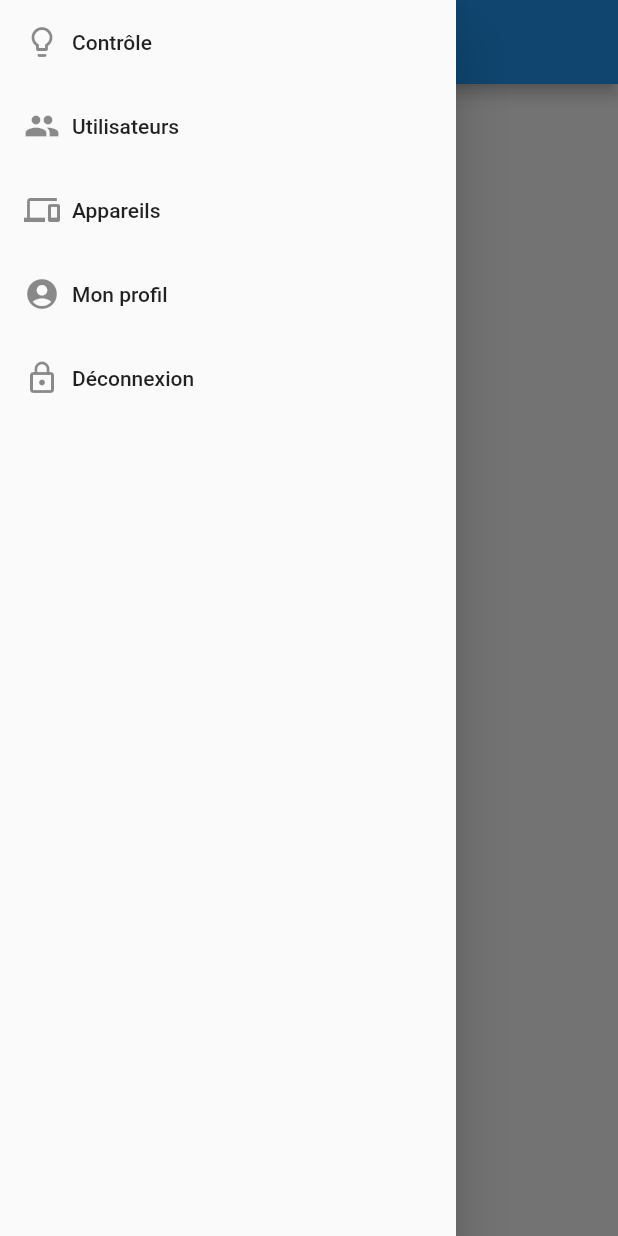
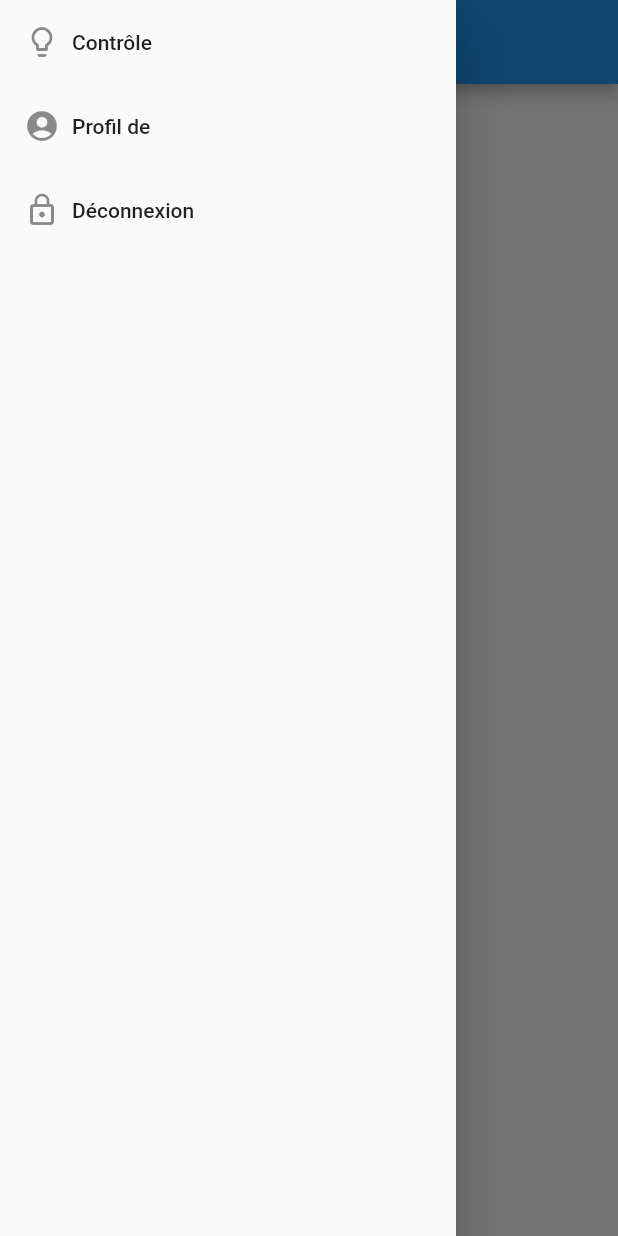
Before and after one commit to wussuphaters/iria, a Flutter app: the ControlScreen screen opened by its route, with the side drawer open, on a phone screen of 412 x 824 dp. Run offline on Flutter 3.47's test engine with Material 2 defaults, Android fonts, the phone set to English and light mode, and no system bars; our stand-ins replace flutter_secure_storage; accounts and stored records are empty.

Commit message:
Menu now adapts to user privileges

```diff
--- a/lib/Menu.dart
+++ b/lib/Menu.dart
@@ -24,19 +24,19 @@ class _MenuState extends State<Menu> {
             text: 'Contrôle',
             onTap: () => Navigator.pushReplacementNamed(context, Routes.control, arguments: {"user": widget.user})
           ),
-          _createDrawerItem(
+          widget.user.isAdmin ? _createDrawerItem(
             icon: Icons.group,
             text: 'Utilisateurs',
             onTap: () => Navigator.pushReplacementNamed(context, Routes.users, arguments: {"user": widget.user})
-          ),
-          _createDrawerItem(
+          ) : Row(),
+          widget.user.isAdmin ? _createDrawerItem(
             icon: Icons.devices,
             text: 'Appareils',
             onTap: () => Navigator.pushReplacementNamed(context, Routes.devices, arguments: {"user": widget.user})
-          ),
+          ) : Row(),
           _createDrawerItem(
             icon: Icons.account_circle,
-            text: 'Mon profil',
+            text: 'Profil de ${widget.user.firstName}',
             onTap: () => Navigator.pushReplacementNamed(context, Routes.profile, arguments: {"user": widget.user})
           ),
           _createDrawerItem(
```
